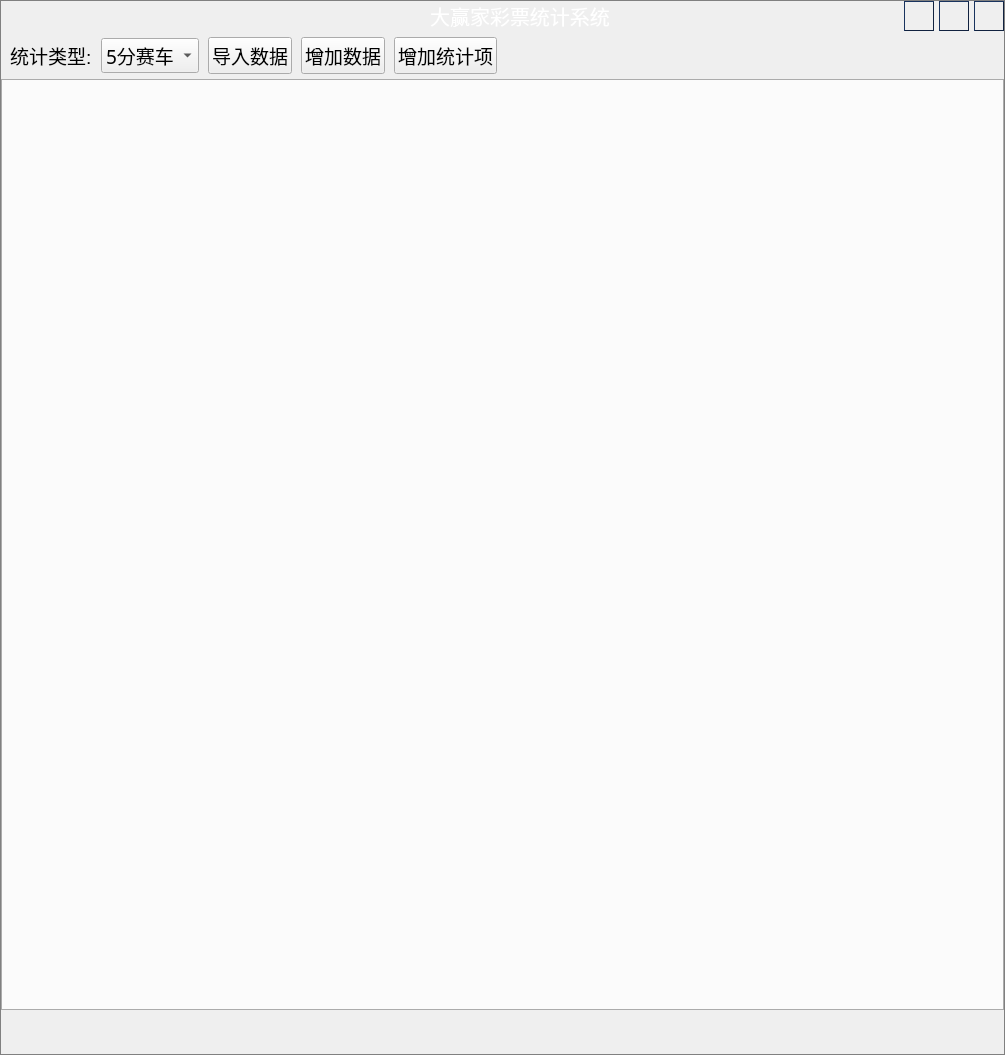
Above: View/MainWindow/MMainWindow.ui from lxj434368832/LotterySystem before the change. Below: the same form after it.
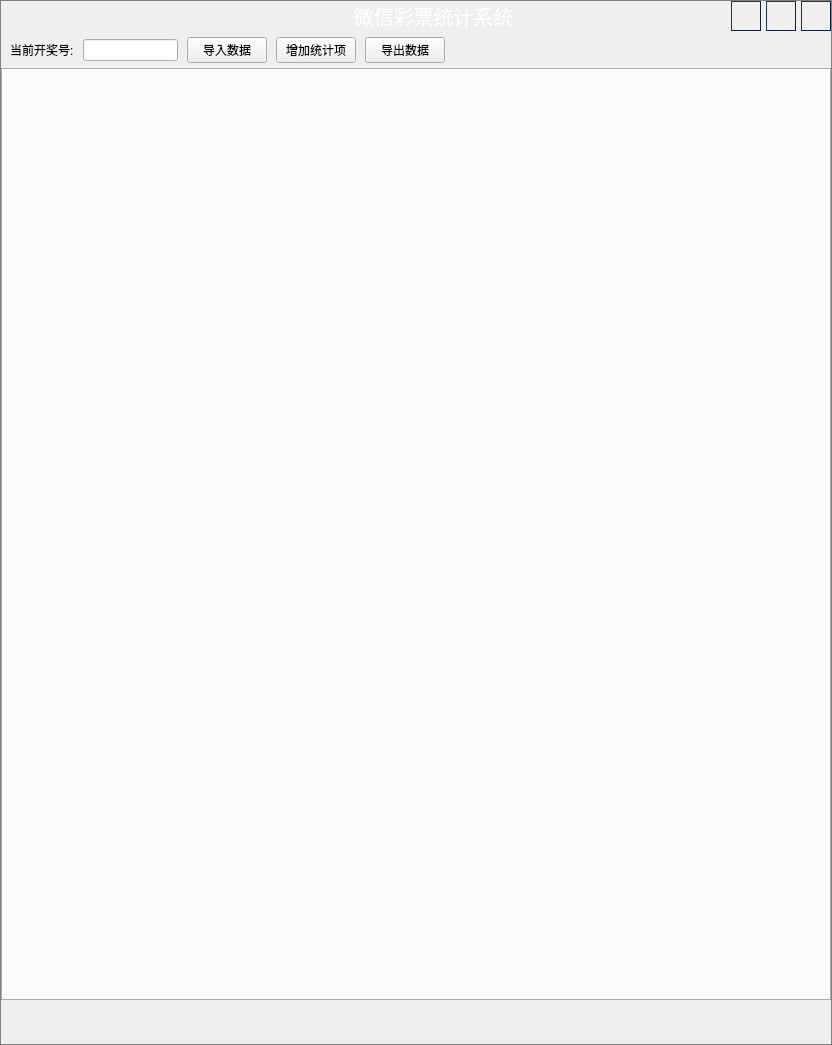
That is the form after the change. Icons and pictures are not drawn.

Commit message: 1、完成微信开奖的统计功能开发。

What changed in the file:
```diff
--- a/View/MainWindow/MMainWindow.ui
+++ b/View/MainWindow/MMainWindow.ui
@@ -6,8 +6,8 @@
    <rect>
     <x>0</x>
     <y>0</y>
-    <width>1005</width>
-    <height>1055</height>
+    <width>832</width>
+    <height>1045</height>
    </rect>
   </property>
   <property name="windowTitle">
@@ -148,7 +148,7 @@
          </sizepolicy>
         </property>
         <property name="text">
-         <string>大赢家彩票统计系统</string>
+         <string>微信彩票统计系统</string>
         </property>
         <property name="alignment">
          <set>Qt::AlignCenter</set>
@@ -230,9 +230,8 @@
       </size>
      </property>
      <property name="styleSheet">
-      <string notr="true">#cbStatisticType
-{
-	font:14pt Mirosoft Yahei;
+      <string notr="true">*{
+	font: 14pt &quot;Microsoft YaHei UI&quot;;
 }</string>
      </property>
      <layout class="QHBoxLayout" name="horizontalLayout_2">
@@ -246,70 +245,49 @@
        <number>5</number>
       </property>
       <item>
-       <widget class="QLabel" name="lbStatisticType">
-        <property name="font">
-         <font>
-          <pointsize>14</pointsize>
-         </font>
-        </property>
+       <widget class="QLabel" name="label">
         <property name="text">
-         <string>统计类型:</string>
-        </property>
-        <property name="buddy">
-         <cstring>cbStatisticType</cstring>
+         <string>当前开奖号:</string>
         </property>
        </widget>
       </item>
       <item>
-       <widget class="QComboBox" name="cbStatisticType">
-        <item>
-         <property name="text">
-          <string>5分赛车</string>
-         </property>
-        </item>
-        <item>
-         <property name="text">
-          <string>3分快3</string>
-         </property>
-        </item>
+       <widget class="QLineEdit" name="leLotteryNum">
+        <property name="sizePolicy">
+         <sizepolicy hsizetype="Preferred" vsizetype="Fixed">
+          <horstretch>0</horstretch>
+          <verstretch>0</verstretch>
+         </sizepolicy>
+        </property>
+        <property name="minimumSize">
+         <size>
+          <width>95</width>
+          <height>0</height>
+         </size>
+        </property>
        </widget>
       </item>
       <item>
        <widget class="QPushButton" name="btnImportData">
-        <property name="font">
-         <font>
-          <pointsize>14</pointsize>
-         </font>
-        </property>
         <property name="text">
          <string>导入数据</string>
         </property>
        </widget>
       </item>
-      <item>
-       <widget class="QPushButton" name="btnAddData">
-        <property name="font">
-         <font>
-          <pointsize>14</pointsize>
-         </font>
-        </property>
-        <property name="text">
-         <string>增加数据</string>
-        </property>
-       </widget>
-      </item>
       <item>
        <widget class="QPushButton" name="btnAddStatistic">
-        <property name="font">
-         <font>
-          <pointsize>14</pointsize>
-         </font>
-        </property>
         <property name="text">
          <string>增加统计项</string>
         </property>
        </widget>
       </item>
+      <item>
+       <widget class="QPushButton" name="btnExportData">
+        <property name="text">
+         <string>导出数据</string>
+        </property>
+       </widget>
+      </item>
       <item>
        <spacer name="horizontalSpacer">
         <property name="orientation">
```
The commit also changes 55 other files.
